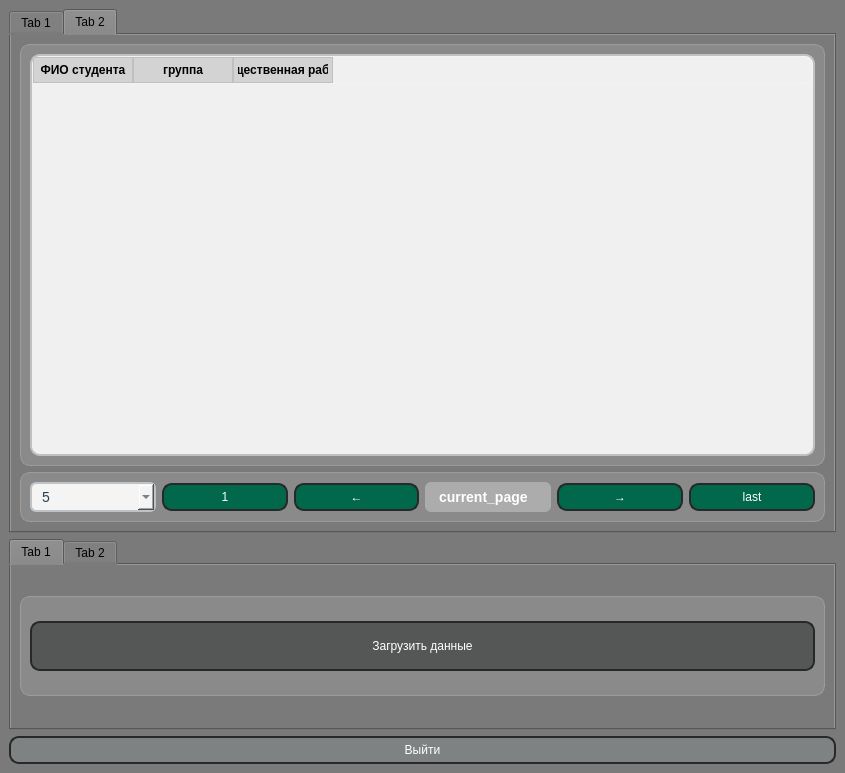
Old version of the form lab2/ui/mainWindow.ui in the repository suyeatolog/PPOIS_2.
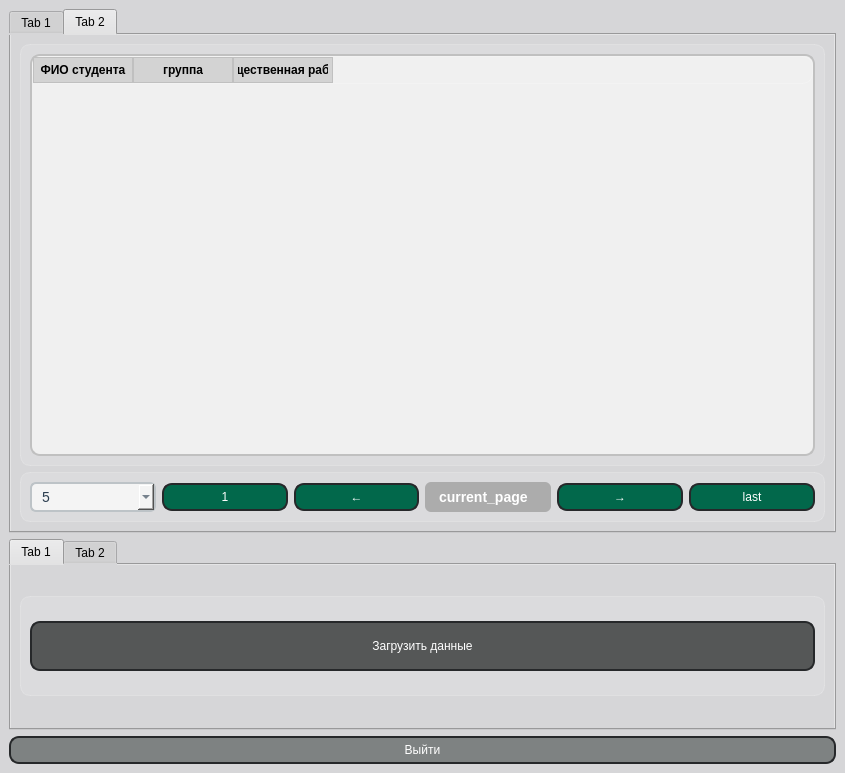
New version of the form.

Commit message: refactor: changed the background color and some objects placement

```diff
--- a/lab2/ui/mainWindow.ui
+++ b/lab2/ui/mainWindow.ui
@@ -26,7 +26,7 @@
    <string>MainWindow</string>
   </property>
   <property name="styleSheet">
-   <string notr="true">background-color: rgb(122, 122, 122);</string>
+   <string notr="true">background-color: rgb(214, 214, 216);</string>
   </property>
   <widget class="QWidget" name="centralwidget">
    <layout class="QVBoxLayout" name="verticalLayout_6">
```
The commit also changes 7 other files.
